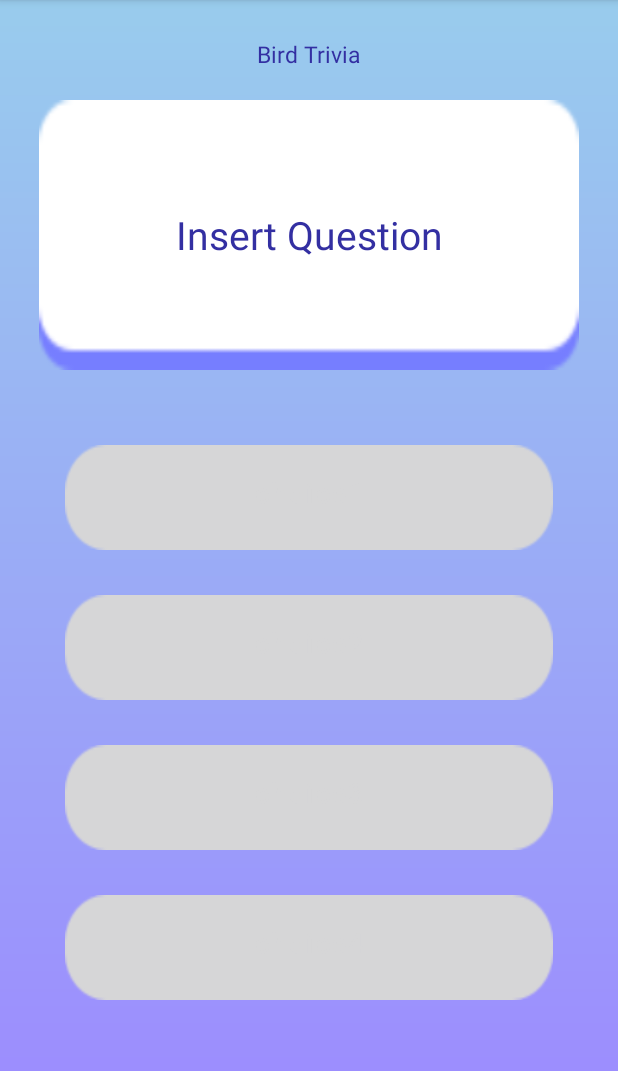
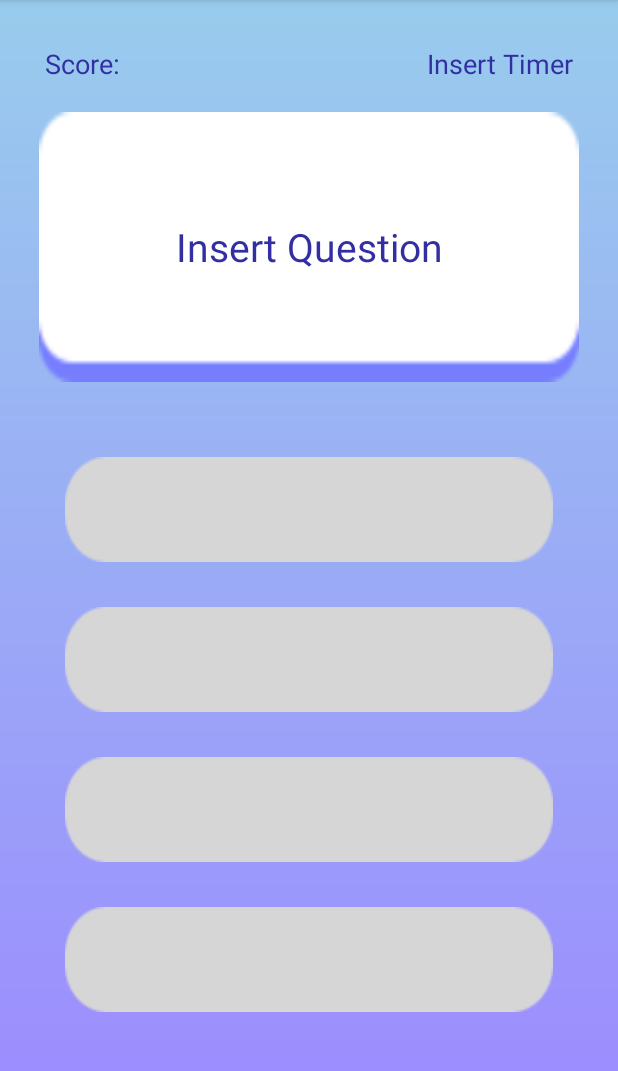
Before and after one commit to tishttash/IM2073-Mobile-App, an Android app: the screen it shows after launch (MainActivity), on a phone screen of 412 x 824 dp, the part 84-1155 px from its top. Run offline under Robolectric (Android 15) with nearby library versions, the phone set to English and light mode, and no system bars; 1 statement that could not run was skipped.

Commit message:
added timer & score place holder

```diff
--- a/app/src/main/java/com/example/im2073mobile3/MainActivity.java
+++ b/app/src/main/java/com/example/im2073mobile3/MainActivity.java
@@ -16,7 +16,7 @@ public class MainActivity extends AppCompatActivity {
 
     TextView textView;
     TextView textView2;
-    EditText editText;
+    EditText editText, editText2, editText3, editText4;
     private static final String DB_URL = "jdbc:mysql://192.168.1.161/MCQ";
     private static final String USER = "user1";
     private static final String PASS = "password";
--- a/app/src/main/res/layout/activity_main.xml
+++ b/app/src/main/res/layout/activity_main.xml
@@ -10,15 +10,34 @@
     android:background="@drawable/background"
     tools:context=".MainActivity">
 
+    <RelativeLayout
+        android:layout_width="match_parent"
+        android:layout_height="wrap_content"
+        android:layout_marginTop="30dp"
+        android:layout_marginLeft="30dp"
+        android:layout_marginRight="30dp"
+        android:orientation="horizontal">
+
+
     <TextView
-        android:id="@+id/textScreen"
-        android:layout_marginTop="25dp"
-        android:layout_gravity="center"
-        android:textColor="#332FA2"
-        android:textSize="15sp"
+        android:id="@+id/textView2"
         android:layout_width="wrap_content"
         android:layout_height="wrap_content"
-        android:text="Bird Trivia" />
+        android:layout_gravity="left"
+        android:text="Score: "
+        android:textColor="#332FA2"
+        android:textSize="18sp" />
+
+        <TextView
+            android:id="@+id/textView"
+            android:layout_width="wrap_content"
+            android:layout_height="wrap_content"
+            android:layout_gravity="right"
+            android:text="Insert Timer" android:layout_alignParentRight="true"
+            android:textColor="#332FA2"
+            android:textSize="18sp" />
+    </RelativeLayout>
+
 
     <LinearLayout
         android:layout_marginTop="20dp"
```
Also changed, not shown: app/src/main/assets/fonts/FredokaOneRegular.ttf (added).
